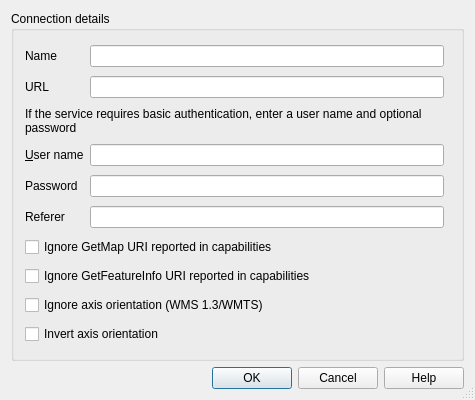
Before: the Qt Designer form src/ui/qgsnewhttpconnectionbase.ui in qgis/QGIS, drawn with Qt 5.
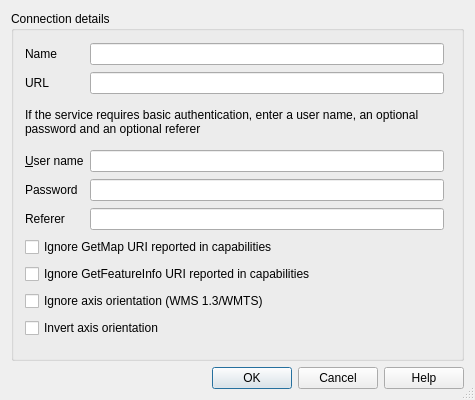
After: the same form once the commit is applied.

Commit message: referer works for wms/wmts

```diff
--- a/src/ui/qgsnewhttpconnectionbase.ui
+++ b/src/ui/qgsnewhttpconnectionbase.ui
@@ -55,7 +55,7 @@
          </sizepolicy>
         </property>
         <property name="text">
-         <string>If the service requires basic authentication, enter a user name and optional password</string>
+         <string>If the service requires basic authentication, enter a user name, an optional password and an optional referer</string>
         </property>
         <property name="textFormat">
          <enum>Qt::PlainText</enum>
```
The commit also changes 1 other file.
